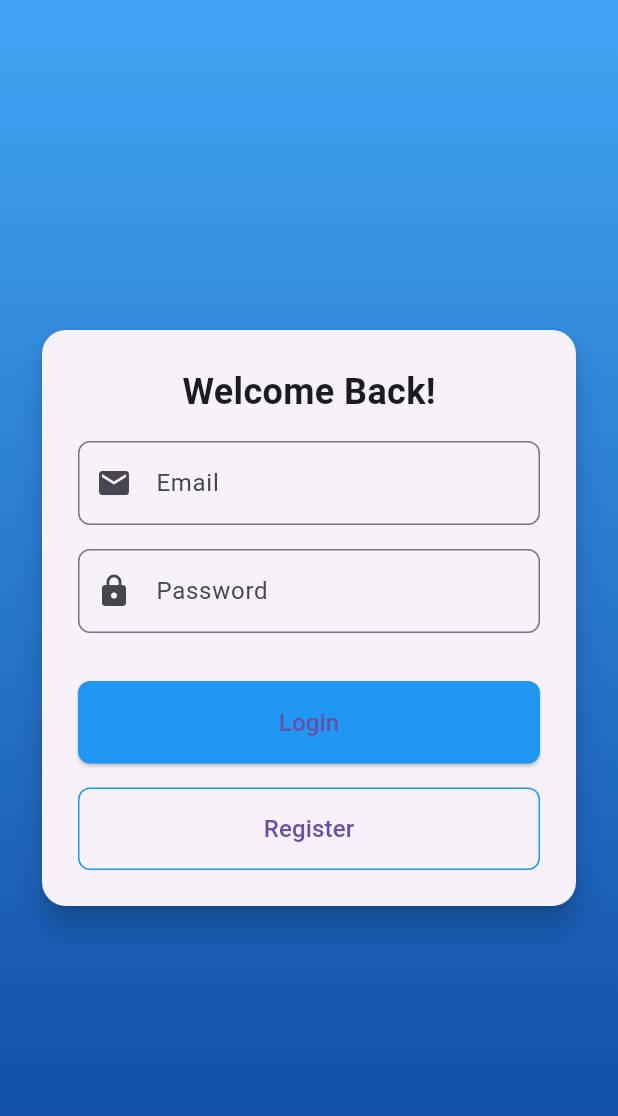
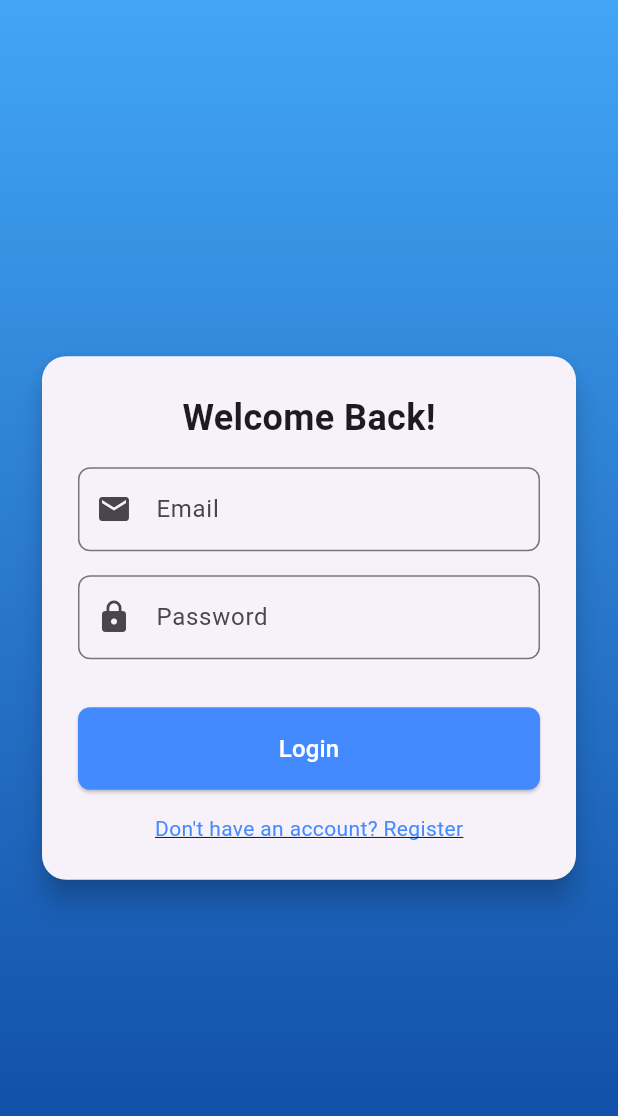
Before and after one commit to Anupakehelgamuwa2004/training_mobile_developer_assessment, a Flutter app: the screen it shows after launch, on a phone screen of 412 x 824 dp. Shown: the top 1116 px of the screen. Run offline on Flutter 3.47's test engine with Material 3 defaults, Android fonts, the phone set to English and light mode, and no system bars; our stand-ins replace shared_preferences, sqflite; accounts and stored records are empty.

Commit message:
feat: finalize the loggin and registration screen ui

```diff
--- a/lib/screens/login screen/login_screen.dart
+++ b/lib/screens/login screen/login_screen.dart
@@ -17,7 +17,6 @@ class _LoginScreenState extends State<LoginScreen> {
   @override
   Widget build(BuildContext context) {
     final authProvider = Provider.of<AuthProvider>(context);
-
     return Scaffold(
       body: Container(
         decoration: BoxDecoration(
@@ -118,36 +117,33 @@ class _LoginScreenState extends State<LoginScreen> {
                                   }
                                 },
                                 style: ElevatedButton.styleFrom(
-                                  backgroundColor: Colors.blue,
+                                  backgroundColor: Colors.blueAccent,
                                   shape: RoundedRectangleBorder(
                                     borderRadius: BorderRadius.circular(8),
                                   ),
                                 ),
                                 child: Padding(
                                   padding: EdgeInsets.symmetric(vertical: 16),
-                                  child: Text('Login', style: TextStyle(fontSize: 16)),
+                                  child: Text(
+                                    'Login',
+                                    style: TextStyle(fontSize: 16, color: Colors.white),
+                                  ),
                                 ),
                               ),
                             ),
                       SizedBox(height: 16),
-                      SizedBox(
-                        width: double.infinity,
-                        child: OutlinedButton(
-                          onPressed: () {
-                            Navigator.pushNamed(context, '/register');
-                          },
-                          style: OutlinedButton.styleFrom(
-                            side: BorderSide(color: Colors.blue),
-                            shape: RoundedRectangleBorder(
-                              borderRadius: BorderRadius.circular(8),
-                            ),
-                          ),
-                          child: Padding(
-                            padding: EdgeInsets.symmetric(vertical: 16),
-                            child: Text('Register', style: TextStyle(fontSize: 16)),
+                      GestureDetector(
+                        onTap: () {
+                          Navigator.pushNamed(context, '/register');
+                        },
+                        child: Text(
+                          "Don't have an account? Register",
+                          style: TextStyle(
+                            color: Colors.blueAccent,
+                            decoration: TextDecoration.underline,
                           ),
                         ),
-                      ),
+                      )
                     ],
                   ),
                 ),
```
Also changed, not shown: lib/screens/signup screen/register_screen.dart (+15 -19 lines).
